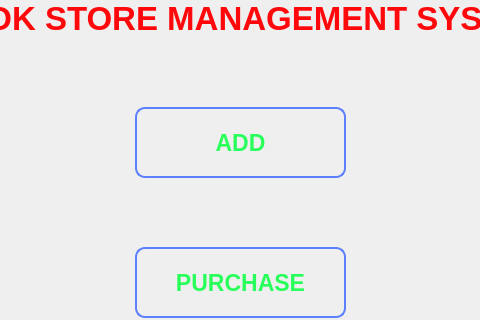
Above: Book_Store_Management_System/mainwindow.ui from Nicholauswarobi/Qt before the change; both pictures show x 115 to 595 and y 0 to 320 of the 719 by 577 pixel window. Below: the same form after it.
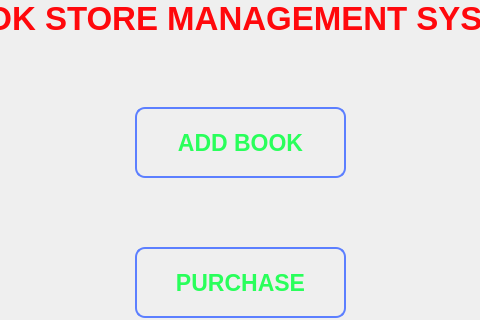
That is the form after the change.

Commit message: book store management

Patch:
```diff
--- a/Book_Store_Management_System/mainwindow.ui
+++ b/Book_Store_Management_System/mainwindow.ui
@@ -97,7 +97,7 @@
 </string>
        </property>
        <property name="text">
-        <string>ADD</string>
+        <string>ADD BOOK</string>
        </property>
       </widget>
       <widget class="QPushButton" name="Purchase_pushButton">
```
